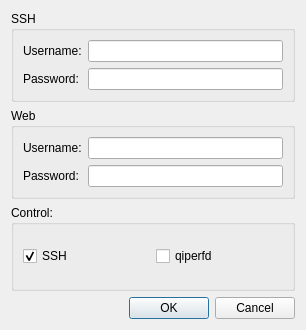
coolshou/qiperf, file JIO/dlgset.ui: the form before one commit.
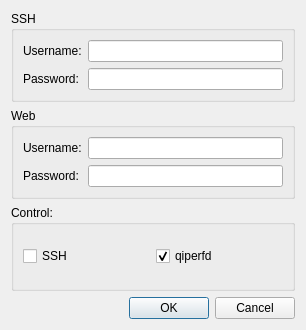
The form after the commit.

The edit to the form file:
```diff
--- a/JIO/dlgset.ui
+++ b/JIO/dlgset.ui
@@ -84,7 +84,7 @@
          <string>SSH</string>
         </property>
         <property name="checked">
-         <bool>true</bool>
+         <bool>false</bool>
         </property>
        </widget>
       </item>
@@ -93,6 +93,12 @@
         <property name="text">
          <string>qiperfd</string>
         </property>
+        <property name="checked">
+         <bool>true</bool>
+        </property>
+        <attribute name="buttonGroup">
+         <string notr="true">buttonGroup</string>
+        </attribute>
        </widget>
       </item>
      </layout>
```
Left out of the diff: 6 changed lines with no effect on the pictures.
